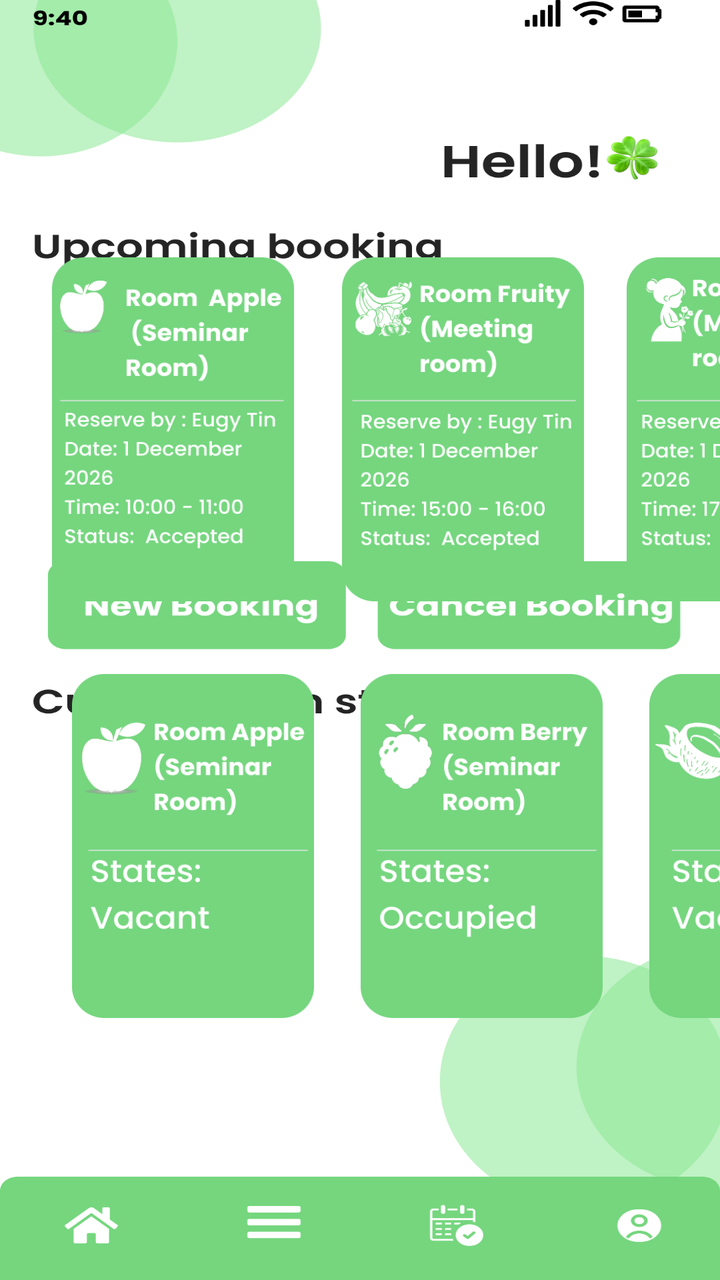
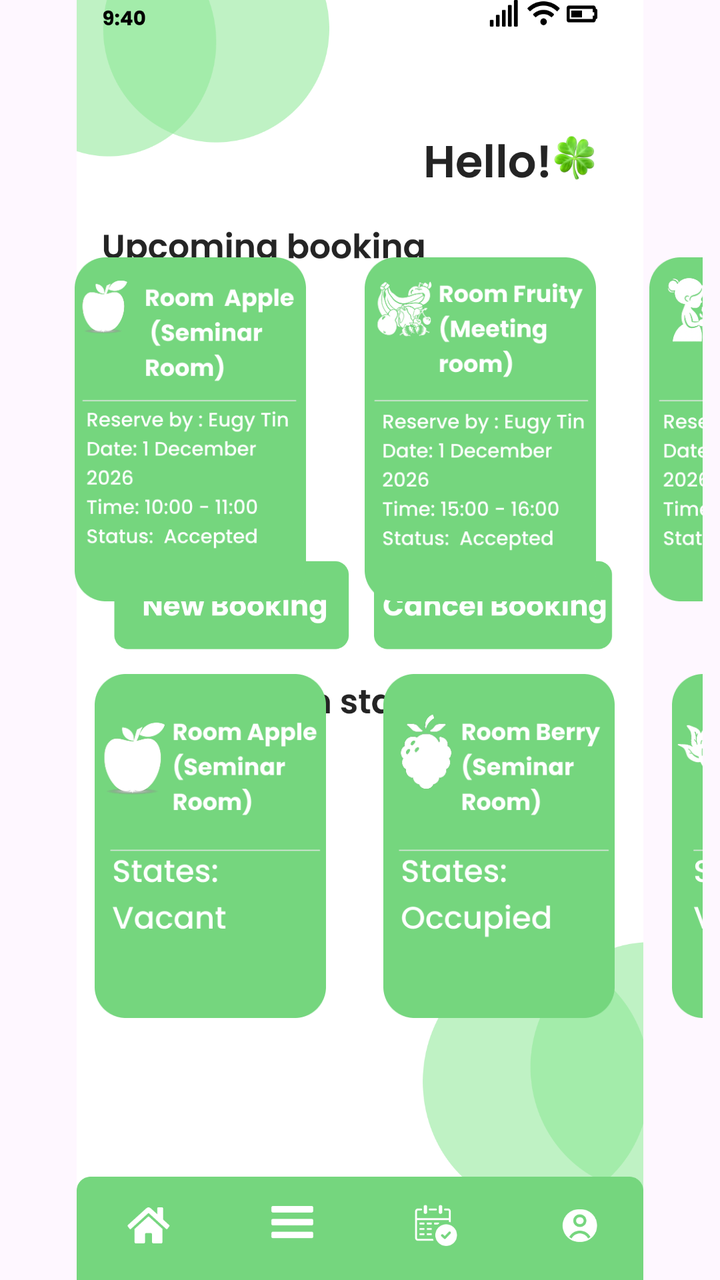

Two renders of the same Android screen: before a commit and after it. Below are the layout's source before the change and the commit's diff.
<!-- AndroidManifest.xml: application theme Theme.COMP2000HKSoftwareEngineeringAssessment -->
<!-- res/layout/activity_managerhomepage.xml -->
<?xml version="1.0" encoding="utf-8"?>
<androidx.constraintlayout.widget.ConstraintLayout xmlns:android="http://schemas.android.com/apk/res/android"
    xmlns:app="http://schemas.android.com/apk/res-auto"
    xmlns:tools="http://schemas.android.com/tools"
    android:id="@+id/main"
    android:layout_width="match_parent"
    android:layout_height="match_parent"
    tools:context=".managerhomepage">


    <ImageView
        android:id="@+id/iv_login_page"
        android:layout_width="match_parent"
        android:layout_height="match_parent"
        android:scaleType="fitXY"
        android:src="@drawable/managerhomepagesecond"
        app:layout_constraintBottom_toBottomOf="parent"
        app:layout_constraintEnd_toEndOf="parent"
        app:layout_constraintHorizontal_bias="0.0"
        app:layout_constraintStart_toStartOf="parent"
        app:layout_constraintTop_toTopOf="parent"
        app:layout_constraintVertical_bias="0.0" />

    <HorizontalScrollView
        android:id="@+id/scroll_upcoming_booking"
        android:layout_width="match_parent"
        android:layout_height="wrap_content"
        android:scrollbars="none"
        app:layout_constraintBottom_toBottomOf="parent"
        app:layout_constraintEnd_toEndOf="parent"
        app:layout_constraintStart_toStartOf="parent"
        app:layout_constraintTop_toTopOf="parent"
        app:layout_constraintVertical_bias="0.275">

        <LinearLayout
            android:layout_width="wrap_content"
            android:layout_height="wrap_content"
            android:orientation="horizontal"
            android:paddingStart="26dp"
            android:paddingEnd="24dp">

            <ImageButton
                android:id="@+id/btn_upcoming_first"
                android:layout_width="121dp"
                android:layout_height="172dp"
                android:layout_marginEnd="24dp"
                android:background="@android:color/transparent"
                android:scaleType="fitXY"
                android:src="@drawable/manager_upcoming_booking_first" />

            <ImageButton
                android:id="@+id/btn_upcoming_second"
                android:layout_width="121dp"
                android:layout_height="172dp"
                android:layout_marginEnd="21.2dp"
                android:background="@android:color/transparent"
                android:scaleType="fitXY"
                android:src="@drawable/manager_upcoming_booking_second" />

            <ImageButton
                android:id="@+id/btn_upcoming_third"
                android:layout_width="121dp"
                android:layout_height="172dp"
                android:background="@android:color/transparent"
                android:scaleType="fitXY"
                android:src="@drawable/manager_upcoming_booking_third" />

        </LinearLayout>
    </HorizontalScrollView>

    <HorizontalScrollView
        android:id="@+id/scroll_room_states"
        android:layout_width="match_parent"
        android:layout_height="wrap_content"
        android:scrollbars="none"
        app:layout_constraintBottom_toBottomOf="parent"
        app:layout_constraintEnd_toEndOf="parent"
        app:layout_constraintStart_toStartOf="parent"
        app:layout_constraintTop_toTopOf="parent"
        app:layout_constraintVertical_bias="0.72">

        <LinearLayout
            android:layout_width="wrap_content"
            android:layout_height="wrap_content"
            android:orientation="horizontal"
            android:paddingStart="36dp"
            android:paddingEnd="24dp">

            <ImageButton
                android:id="@+id/btn_roomstates_a"
                android:layout_width="121dp"
                android:layout_height="172dp"
                android:layout_marginEnd="23.3dp"
                android:background="@android:color/transparent"
                android:scaleType="fitXY"
                android:src="@drawable/manager_roomstates_a" />

            <ImageButton
                android:id="@+id/btn_roomstates_b"
                android:layout_width="121dp"
                android:layout_height="172dp"
                android:layout_marginEnd="23.3dp"
                android:background="@android:color/transparent"
                android:scaleType="fitXY"
                android:src="@drawable/manager_roomstates_b" />

            <ImageButton
                android:id="@+id/btn_roomstates_c"
                android:layout_width="121dp"
                android:layout_height="172dp"
                android:layout_marginEnd="23.3dp"
                android:background="@android:color/transparent"
                android:scaleType="fitXY"
                android:src="@drawable/manager_roomstates_c" />

            <ImageButton
                android:id="@+id/btn_roomstates_d"
                android:layout_width="121dp"
                android:layout_height="172dp"
                android:layout_marginEnd="23.3dp"
                android:background="@android:color/transparent"
                android:scaleType="fitXY"
                android:src="@drawable/manager_roomstates_d" />

            <ImageButton
                android:id="@+id/btn_roomstates_e"
                android:layout_width="121dp"
                android:layout_height="172dp"
                android:layout_marginEnd="23.3dp"
                android:background="@android:color/transparent"
                android:scaleType="fitXY"
                android:src="@drawable/manager_roomstates_e" />

            <ImageButton
                android:id="@+id/btn_roomstates_f"
                android:layout_width="121dp"
                android:layout_height="172dp"
                android:layout_marginEnd="23.3dp"
                android:background="@android:color/transparent"
                android:scaleType="fitXY"
                android:src="@drawable/manager_roomstates_f" />

            <ImageButton
                android:id="@+id/btn_roomstates_g"
                android:layout_width="121dp"
                android:layout_height="172dp"
                android:layout_marginEnd="23.3dp"
                android:background="@android:color/transparent"
                android:scaleType="fitXY"
                android:src="@drawable/manager_roomstates_g" />

            <ImageButton
                android:id="@+id/btn_roomstates_h"
                android:layout_width="121dp"
                android:layout_height="172dp"
                android:background="@android:color/transparent"
                android:scaleType="fitXY"
                android:src="@drawable/manager_roomstates_h" />

        </LinearLayout>
    </HorizontalScrollView>




    <ImageButton
        android:id="@+id/btn_managernewbooking"
        android:layout_width="0dp"
        android:layout_height="0dp"
        android:background="@android:color/transparent"
        app:layout_constraintBottom_toBottomOf="parent"
        app:layout_constraintDimensionRatio="4:1.3"
        app:layout_constraintEnd_toEndOf="parent"
        app:layout_constraintHorizontal_bias="0.119"
        app:layout_constraintStart_toStartOf="parent"
        app:layout_constraintTop_toTopOf="parent"
        app:layout_constraintVertical_bias="0.471"
        app:layout_constraintWidth_percent="0.41" />

    <ImageButton
        android:id="@+id/btn_manager_cancel_booking"
        android:layout_width="0dp"
        android:layout_height="0dp"
        android:background="@android:color/transparent"
        app:layout_constraintBottom_toBottomOf="parent"
        app:layout_constraintDimensionRatio="4:1.3"
        app:layout_constraintEnd_toEndOf="parent"
        app:layout_constraintHorizontal_bias="0.896"
        app:layout_constraintStart_toStartOf="parent"
        app:layout_constraintTop_toTopOf="parent"
        app:layout_constraintVertical_bias="0.471"
        app:layout_constraintWidth_percent="0.41" />

    <ImageButton
        android:id="@+id/btn_managermenuhomebutton"
        android:layout_width="0dp"
        android:layout_height="0dp"
        android:background="@android:color/transparent"
        app:layout_constraintBottom_toBottomOf="parent"
        app:layout_constraintDimensionRatio="2:1"
        app:layout_constraintEnd_toEndOf="parent"
        app:layout_constraintHorizontal_bias="0.071"
        app:layout_constraintStart_toStartOf="parent"
        app:layout_constraintTop_toTopOf="parent"
        app:layout_constraintVertical_bias="0.97"
        app:layout_constraintWidth_percent="0.15 " />

    <ImageButton
        android:id="@+id/btn_managermenubutton"
        android:layout_width="0dp"
        android:layout_height="0dp"
        android:background="@android:color/transparent"
        app:layout_constraintBottom_toBottomOf="parent"
        app:layout_constraintDimensionRatio="2:1"
        app:layout_constraintEnd_toEndOf="parent"
        app:layout_constraintHorizontal_bias="0.369"
        app:layout_constraintStart_toStartOf="parent"
        app:layout_constraintTop_toTopOf="parent"
        app:layout_constraintVertical_bias="0.969"
        app:layout_constraintWidth_percent="0.15" />

    <ImageButton
        android:id="@+id/btn_managermybookingbutton"
        android:layout_width="0dp"
        android:layout_height="0dp"
        android:background="@android:color/transparent"
        app:layout_constraintBottom_toBottomOf="parent"
        app:layout_constraintDimensionRatio="2:1"
        app:layout_constraintEnd_toEndOf="parent"
        app:layout_constraintHorizontal_bias="0.644"
        app:layout_constraintStart_toStartOf="parent"
        app:layout_constraintTop_toTopOf="parent"
        app:layout_constraintVertical_bias="0.969"
        app:layout_constraintWidth_percent="0.15" />

    <ImageButton
        android:id="@+id/btn_managermyprofile"
        android:layout_width="0dp"
        android:layout_height="0dp"
        android:background="@android:color/transparent"
        app:layout_constraintBottom_toBottomOf="parent"
        app:layout_constraintDimensionRatio="2:1"
        app:layout_constraintEnd_toEndOf="parent"
        app:layout_constraintHorizontal_bias="0.957"
        app:layout_constraintStart_toStartOf="parent"
        app:layout_constraintTop_toTopOf="parent"
        app:layout_constraintVertical_bias="0.969"
        app:layout_constraintWidth_percent="0.15" />

</androidx.constraintlayout.widget.ConstraintLayout>
<!-- resources referenced by this layout -->
<resources>
  <!-- drawable manager_roomstates_a: png bitmap (drawable, 21311 bytes) -->
  <!-- drawable manager_roomstates_b: png bitmap (drawable, 21526 bytes) -->
  <!-- drawable manager_roomstates_c: png bitmap (drawable, 27240 bytes) -->
  <!-- drawable manager_roomstates_d: png bitmap (drawable, 27273 bytes) -->
  <!-- drawable manager_roomstates_e: png bitmap (drawable, 26262 bytes) -->
  <!-- drawable manager_roomstates_f: png bitmap (drawable, 29786 bytes) -->
  <!-- drawable manager_roomstates_g: png bitmap (drawable, 30640 bytes) -->
  <!-- drawable manager_roomstates_h: png bitmap (drawable, 27845 bytes) -->
  <!-- drawable manager_upcoming_booking_first: png bitmap (drawable, 28534 bytes) -->
  <!-- drawable manager_upcoming_booking_second: png bitmap (drawable, 37839 bytes) -->
  <!-- drawable manager_upcoming_booking_third: png bitmap (drawable, 32002 bytes) -->
  <!-- drawable managerhomepagesecond: png bitmap (drawable, 94405 bytes) -->
  <style name="Theme.COMP2000HKSoftwareEngineeringAssessment" parent="Base.Theme.COMP2000HKSoftwareEngineeringAssessment" />
  <style name="Base.Theme.COMP2000HKSoftwareEngineeringAssessment" parent="Theme.Material3.DayNight.NoActionBar">
          
          
      </style>
</resources>

<!-- the commit's change to res/layout/activity_managerhomepage.xml (unified diff, before → after) -->
@@ -12,7 +12,7 @@
         android:id="@+id/iv_login_page"
         android:layout_width="match_parent"
         android:layout_height="match_parent"
-        android:scaleType="fitXY"
+        android:scaleType="fitCenter"
         android:src="@drawable/managerhomepagesecond"
         app:layout_constraintBottom_toBottomOf="parent"
         app:layout_constraintEnd_toEndOf="parent"
@@ -23,7 +23,9 @@
 
     <HorizontalScrollView
         android:id="@+id/scroll_upcoming_booking"
-        android:layout_width="match_parent"
+        android:layout_width="0dp"
+        android:layout_marginStart="8.5dp"
+        android:layout_marginEnd="8.5dp"
         android:layout_height="wrap_content"
         android:scrollbars="none"
         app:layout_constraintBottom_toBottomOf="parent"
@@ -45,7 +47,7 @@
                 android:layout_height="172dp"
                 android:layout_marginEnd="24dp"
                 android:background="@android:color/transparent"
-                android:scaleType="fitXY"
+                android:scaleType="fitCenter"
                 android:src="@drawable/manager_upcoming_booking_first" />
 
             <ImageButton
@@ -54,7 +56,7 @@
                 android:layout_height="172dp"
                 android:layout_marginEnd="21.2dp"
                 android:background="@android:color/transparent"
-                android:scaleType="fitXY"
+                android:scaleType="fitCenter"
                 android:src="@drawable/manager_upcoming_booking_second" />
 
             <ImageButton
@@ -62,7 +64,7 @@
                 android:layout_width="121dp"
                 android:layout_height="172dp"
                 android:background="@android:color/transparent"
-                android:scaleType="fitXY"
+                android:scaleType="fitCenter"
                 android:src="@drawable/manager_upcoming_booking_third" />
 
         </LinearLayout>
@@ -70,7 +72,9 @@
 
     <HorizontalScrollView
         android:id="@+id/scroll_room_states"
-        android:layout_width="match_parent"
+        android:layout_width="0dp"
+        android:layout_marginStart="8.5dp"
+        android:layout_marginEnd="8.5dp"
         android:layout_height="wrap_content"
         android:scrollbars="none"
         app:layout_constraintBottom_toBottomOf="parent"
@@ -92,7 +96,7 @@
                 android:layout_height="172dp"
                 android:layout_marginEnd="23.3dp"
                 android:background="@android:color/transparent"
-                android:scaleType="fitXY"
+                android:scaleType="fitCenter"
                 android:src="@drawable/manager_roomstates_a" />
 
             <ImageButton
@@ -101,7 +105,7 @@
                 android:layout_height="172dp"
                 android:layout_marginEnd="23.3dp"
                 android:background="@android:color/transparent"
-                android:scaleType="fitXY"
+                android:scaleType="fitCenter"
                 android:src="@drawable/manager_roomstates_b" />
 
             <ImageButton
@@ -110,7 +114,7 @@
                 android:layout_height="172dp"
                 android:layout_marginEnd="23.3dp"
                 android:background="@android:color/transparent"
-                android:scaleType="fitXY"
+                android:scaleType="fitCenter"
                 android:src="@drawable/manager_roomstates_c" />
 
             <ImageButton
@@ -119,7 +123,7 @@
                 android:layout_height="172dp"
                 android:layout_marginEnd="23.3dp"
                 android:background="@android:color/transparent"
-                android:scaleType="fitXY"
+                android:scaleType="fitCenter"
                 android:src="@drawable/manager_roomstates_d" />
 
             <ImageButton
@@ -128,7 +132,7 @@
                 android:layout_height="172dp"
                 android:layout_marginEnd="23.3dp"
                 android:background="@android:color/transparent"
-                android:scaleType="fitXY"
+                android:scaleType="fitCenter"
                 android:src="@drawable/manager_roomstates_e" />
 
             <ImageButton
@@ -137,7 +141,7 @@
                 android:layout_height="172dp"
                 android:layout_marginEnd="23.3dp"
                 android:background="@android:color/transparent"
-                android:scaleType="fitXY"
+                android:scaleType="fitCenter"
                 android:src="@drawable/manager_roomstates_f" />
 
             <ImageButton
@@ -146,7 +150,7 @@
                 android:layout_height="172dp"
                 android:layout_marginEnd="23.3dp"
                 android:background="@android:color/transparent"
-                android:scaleType="fitXY"
+                android:scaleType="fitCenter"
                 android:src="@drawable/manager_roomstates_g" />
 
             <ImageButton
@@ -154,7 +158,7 @@
                 android:layout_width="121dp"
                 android:layout_height="172dp"
                 android:background="@android:color/transparent"
-                android:scaleType="fitXY"
+                android:scaleType="fitCenter"
                 android:src="@drawable/manager_roomstates_h" />
 
         </LinearLayout>
